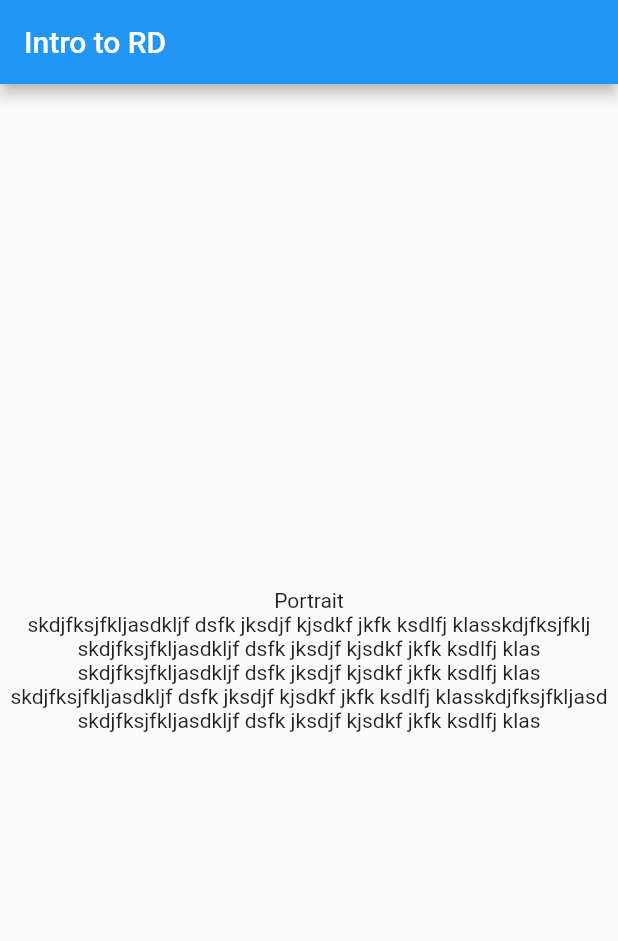
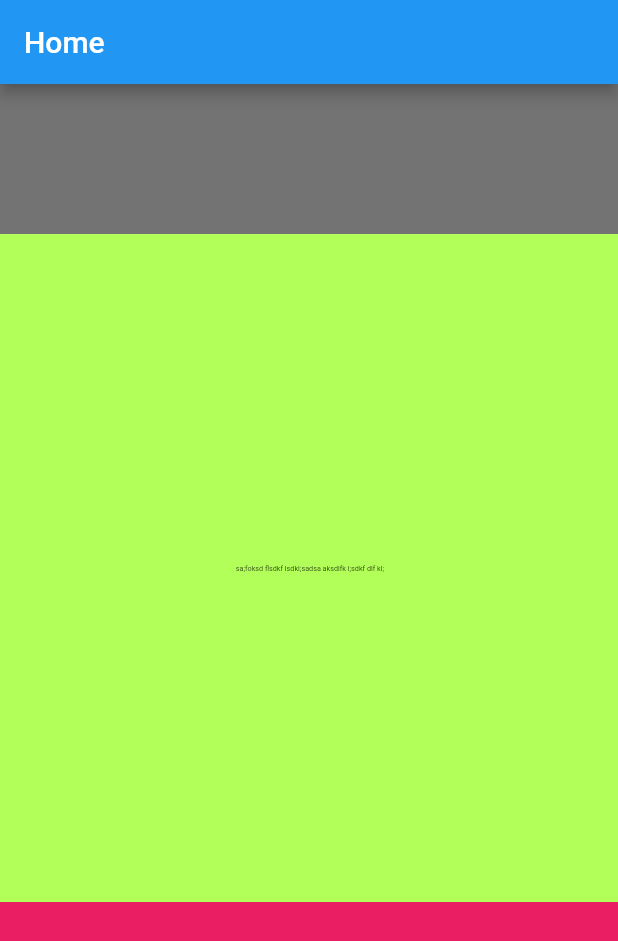
Before and after one commit to RafatMeraz/ostad_flutter_batch_four, a Flutter app: the screen it shows after launch, on a phone screen of 412 x 824 dp. Shown: the top 941 px of the screen. Run offline on Flutter 3.47's test engine with Material 2 defaults, Android fonts, the phone set to English and light mode, and no system bars.

Commit message:
responsive design - MediaQuery - LayoutBuilder - OrientationBuilder

```diff
--- a/live_class_project/lib/home_screen.dart
+++ b/live_class_project/lib/home_screen.dart
@@ -7,58 +7,115 @@ class HomeScreen extends StatelessWidget {
 
   @override
   Widget build(BuildContext context) {
-    // Size size = MediaQuery.of(context).size;
-    // Size size = MediaQuery.sizeOf(context);
-    // print(size);
-    // print(size.width);
-    // print(size.height);
-    // print(size.aspectRatio);
-    // print(size.flipped);
-    // Orientation orientation = MediaQuery.orientationOf(context);
-    // print(orientation);
-    // List<DisplayFeature> displayFeatures = MediaQuery.displayFeaturesOf(context);
-    // print(displayFeatures);
-    // print(MediaQuery.devicePixelRatioOf(context));
-    // print(MediaQuery.platformBrightnessOf(context));
     return Scaffold(
       appBar: AppBar(
-        title: Text('Intro to RD'),
+        title: Text('Home'),
       ),
-      body: LayoutBuilder(
-        builder: (context, constraints) {
-          print(constraints.maxWidth);
-          if (constraints.maxWidth > 500) {
-            return Center(child: Text('Too big screen'));
-          } else {
-            return Center(
-              child: OrientationBuilder(
-                  builder: (context, orientation) {
-                    return Column(
-                      mainAxisAlignment: MainAxisAlignment.center,
-                      children: [
-                        Text(orientation == Orientation.portrait
-                            ? 'Portrait'
-                            : "Landscape"),
-                        Wrap(
-                          alignment: WrapAlignment.center,
-                          crossAxisAlignment: WrapCrossAlignment.start,
-                          children: [
-                            Text('skdjfksjfkljasdkljf dsfk jksdjf kjsdkf jkfk ksdlfj klas'),
-                            Text('skdjfksjfklj'),
-                            Text('skdjfksjfkljasdkljf dsfk jksdjf kjsdkf jkfk ksdlfj klas'),
-                            Text('skdjfksjfkljasdkljf dsfk jksdjf kjsdkf jkfk ksdlfj klas'),
-                            Text('skdjfksjfkljasdkljf dsfk jksdjf kjsdkf jkfk ksdlfj klas'),
-                            Text('skdjfksjfkljasd'),
-                            Text('skdjfksjfkljasdkljf dsfk jksdjf kjsdkf jkfk ksdlfj klas'),
-                          ],
-                        )
-                      ],
-                    );
-                  }
+      body: Column(
+        children: [
+          /// Ratio := Width : height
+          /// Ratio := 16/16
+          /// 100 : 100
+          // AspectRatio(
+          //   aspectRatio: 16/4,
+          //   child: Container(
+          //     color: Colors.red,
+          //     child: Image.network(
+          //         'https://images.idgesg.net/images/article/2017/10/wireless_network_internet_of_things_iot_thinkstock_853701554_3x2-100740688-large.jpg?auto=webp&quality=85,70',
+          //     fit: BoxFit.cover,
+          //     ),
+          //   ),
+          // ),
+          // Container(
+          //   width: MediaQuery.sizeOf(context).width,
+          //   height: MediaQuery.sizeOf(context).width,
+          //   color: Colors.amberAccent,
+          //   child: FractionallySizedBox(
+          //     widthFactor: 0.5, // 0 - 1
+          //     heightFactor: 0.5,
+          //     child: Container(
+          //       color: Colors.red,
+          //     ),
+          //   ),
+          // )
+          // Flexible(
+          //   fit: FlexFit.tight,
+          //   flex: 3,
+          //   child: Container(
+          //     color: Colors.amber,
+          //     width: MediaQuery.sizeOf(context).width,
+          //   ),
+          // ),
+          // Flexible(
+          //   flex: 7,
+          //   child: Column(
+          //     children: [
+          //       Flexible(
+          //         child: Container(
+          //           color: Colors.red,
+          //           width: MediaQuery.sizeOf(context).width,
+          //         ),
+          //       ),
+          //       SizedBox(height: 50,),
+          //     ],
+          //   ),
+          // ),
+          // Flexible(
+          //   flex: 1,
+          //   child: Row(
+          //     children: [
+          //       Flexible(
+          //         child: Container(
+          //           color: Colors.blue,
+          //         ),
+          //       ),
+          //       Flexible(
+          //         flex: 5,
+          //         child: Container(
+          //           color: Colors.lightGreenAccent,
+          //         ),
+          //       ),
+          //     ],
+          //   ),
+          // ),
+          // Flexible(
+          //   fit: FlexFit.tight,
+          //   flex: 5,
+          //   child: Container(
+          //     color: Colors.purple,
+          //     width: MediaQuery.sizeOf(context).width,
+          //   ),
+          // ),
+          Container(
+            color: Colors.black54,
+            height: 100,
+            width: MediaQuery.sizeOf(context).width,
+          ),
+          // ** Expanded, Flexible
+          Expanded(
+            flex: 10,
+            child: Container(
+              color: Colors.lightGreenAccent,
+              width: double.infinity,
+              alignment: Alignment.center,
+              child: SizedBox(
+                width: 100,
+                height: 20,
+                child: FittedBox(
+                  child: Text(
+                    ' sa;foksd flsdkf lsdkl;sadsa aksdlfk l;sdkf dlf kl;',
+                  ),
+                ),
               ),
-            );
-          }
-        }
+            ),
+          ),
+          Expanded(
+            flex: 5,
+            child: Container(
+              color: Colors.pink,
+            ),
+          ),
+        ],
       ),
     );
   }
```
